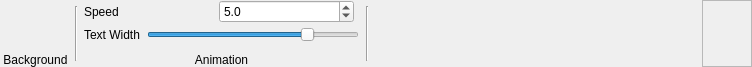
MMetze/DMHelper, file DMHelper/src/ribbontabscrolling.ui: the form before one commit.
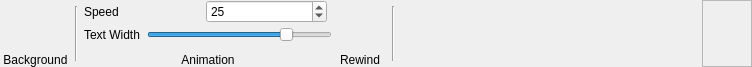
The form after the commit. Icons and pictures are not drawn. Custom widgets are drawn as their Qt base class.

Commit message:
Publish button and campaign tree setup complete
Open:
Adding items
Saving campaign
New Character View

```diff
--- a/DMHelper/src/ribbontabscrolling.ui
+++ b/DMHelper/src/ribbontabscrolling.ui
@@ -141,24 +141,18 @@
           </widget>
          </item>
          <item>
-          <widget class="QDoubleSpinBox" name="spinSpeed">
+          <widget class="QSpinBox" name="spinSpeed">
            <property name="toolTip">
             <string>Set the speed of the animation</string>
            </property>
-           <property name="decimals">
+           <property name="minimum">
             <number>1</number>
            </property>
-           <property name="minimum">
-            <double>0.100000000000000</double>
-           </property>
            <property name="maximum">
-            <double>50.000000000000000</double>
-           </property>
-           <property name="singleStep">
-            <double>1.000000000000000</double>
+            <number>999</number>
            </property>
            <property name="value">
-            <double>5.000000000000000</double>
+            <number>25</number>
            </property>
           </widget>
          </item>
@@ -233,6 +227,61 @@
      </item>
     </layout>
    </item>
+   <item>
+    <layout class="QVBoxLayout" name="verticalLayout_16">
+     <property name="spacing">
+      <number>0</number>
+     </property>
+     <item>
+      <widget class="QPushButton" name="btnRewind">
+       <property name="minimumSize">
+        <size>
+         <width>50</width>
+         <height>50</height>
+        </size>
+       </property>
+       <property name="maximumSize">
+        <size>
+         <width>50</width>
+         <height>50</height>
+        </size>
+       </property>
+       <property name="toolTip">
+        <string>Set the background image</string>
+       </property>
+       <property name="text">
+        <string/>
+       </property>
+       <property name="icon">
+        <iconset resource="resources.qrc">
+         <normaloff>:/img/data/icon_rewind.png</normaloff>:/img/data/icon_rewind.png</iconset>
+       </property>
+       <property name="iconSize">
+        <size>
+         <width>40</width>
+         <height>40</height>
+        </size>
+       </property>
+       <property name="checkable">
+        <bool>false</bool>
+       </property>
+       <property name="flat">
+        <bool>true</bool>
+       </property>
+      </widget>
+     </item>
+     <item>
+      <widget class="QLabel" name="lblRewind">
+       <property name="text">
+        <string>Rewind</string>
+       </property>
+       <property name="alignment">
+        <set>Qt::AlignBottom|Qt::AlignHCenter</set>
+       </property>
+      </widget>
+     </item>
+    </layout>
+   </item>
    <item>
     <widget class="Line" name="line_3">
      <property name="minimumSize">
```
The commit also changes 36 other files.
